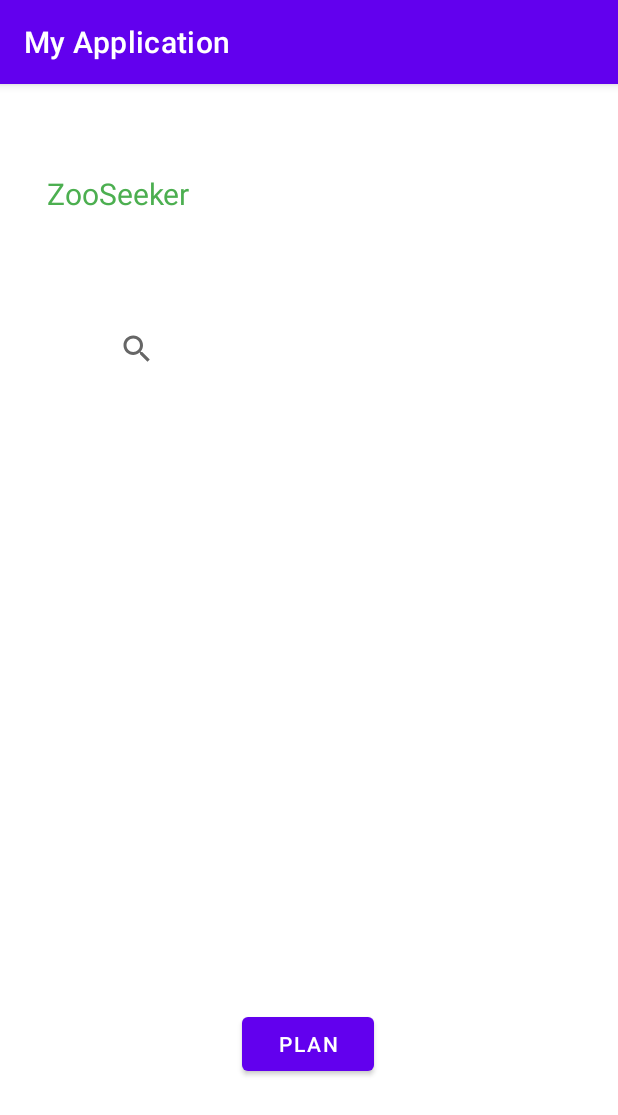
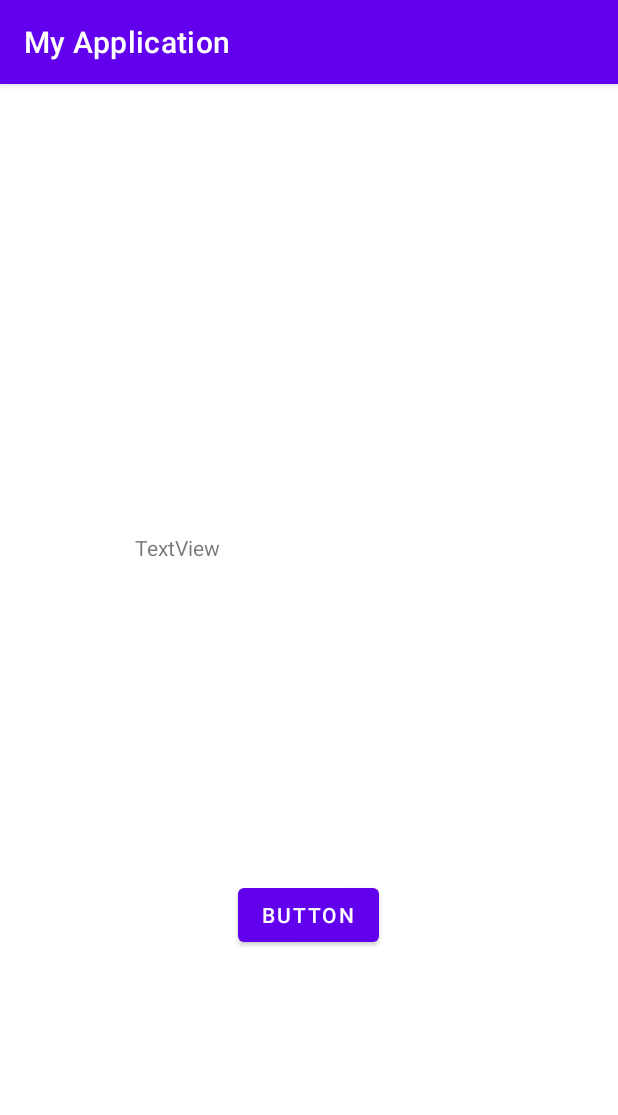
Before and after one commit to zic017/ZooSeeker-CSE-110-Team-47, an Android app: the screen it shows after launch (SearchListActivity before the commit, DirectionsActivity after it), on a phone screen of 412 x 824 dp. Shown: the top 1115 px of the screen. Run offline under Robolectric (Android 15) with nearby library versions, the phone set to English and light mode, and no system bars; libraries missing offline, so code that uses them is left out: org.jgrapht, org.jgrapht.alg; 1 statement that could not run was skipped.

Commit message:
V1 of directions

```diff
--- a/app/build.gradle
+++ b/app/build.gradle
@@ -49,6 +49,10 @@ dependencies {
     implementation "androidx.room:room-runtime:$room_version"
     annotationProcessor "androidx.room:room-compiler:$room_version"
 
+    def jgrapht_version = "1.5.0"
+    implementation "com.google.code.gson:gson:$gson_version"
+    implementation "org.jgrapht:jgrapht-core:$jgrapht_version"
+    implementation "org.jgrapht:jgrapht-io:$jgrapht_version"
     implementation 'androidx.appcompat:appcompat:1.4.1'
     implementation 'com.google.android.material:material:1.5.0'
     implementation 'androidx.constraintlayout:constraintlayout:2.1.3'
--- a/app/src/main/AndroidManifest.xml
+++ b/app/src/main/AndroidManifest.xml
@@ -9,6 +9,9 @@
         android:roundIcon="@mipmap/ic_launcher_round"
         android:supportsRtl="true"
         android:theme="@style/Theme.MyApplication">
+        <activity
+            android:name=".DirectionsActivity"
+            android:exported="false" />
         <activity
             android:name=".SearchListActivity"
             android:exported="false" />
--- /dev/null
+++ b/app/src/main/java/com/example/myapplication/DirectionsActivity.java
@@ -0,0 +1,36 @@
+package com.example.myapplication;
+
+import android.content.Context;
+import android.os.Bundle;
+import android.view.View;
+import android.widget.Button;
+import android.widget.TextView;
+
+import androidx.appcompat.app.AppCompatActivity;
+
+import java.util.ArrayList;
+
+public class DirectionsActivity extends AppCompatActivity {
+    @Override
+    protected void onCreate(Bundle savedInstanceState) {
+        super.onCreate(savedInstanceState);
+        setContentView(R.layout.activity_directions);
+
+        ArrayList<String> testArray = new ArrayList<>();
+        testArray.add("gorillas");
+        testArray.add("gators");
+        testArray.add("elephant_odyssey");
+        Context context = getApplicationContext();
+
+        DirectionsAlgorithm d = new DirectionsAlgorithm(testArray,context);
+
+        Button nextButton = findViewById(R.id.next_button);
+        nextButton.setOnClickListener(new View.OnClickListener() {
+            public void onClick(View v) {
+                TextView textView = (TextView) findViewById(R.id.directions);
+                textView.setText(d.current);
+                d.getNext();
+            }
+        });
+    }
+}
--- a/app/src/main/java/com/example/myapplication/MainActivity.java
+++ b/app/src/main/java/com/example/myapplication/MainActivity.java
@@ -1,14 +1,9 @@
 package com.example.myapplication;
-
-import androidx.appcompat.app.AppCompatActivity;
 
 import android.content.Intent;
 import android.os.Bundle;
-import android.widget.ArrayAdapter;
-import android.widget.AutoCompleteTextView;
-import android.widget.Spinner;
 
-import java.util.ArrayList;
+import androidx.appcompat.app.AppCompatActivity;
 
 public class MainActivity extends AppCompatActivity {
 
@@ -17,7 +12,7 @@ public class MainActivity extends AppCompatActivity {
         super.onCreate(savedInstanceState);
         setContentView(R.layout.activity_main);
 
-        Intent intent = new Intent(this,SearchListActivity.class);
+        Intent intent = new Intent(this,DirectionsActivity.class);
         startActivity(intent);
     }
 }
--- /dev/null
+++ b/app/src/main/res/layout/activity_directions.xml
@@ -0,0 +1,31 @@
+<?xml version="1.0" encoding="utf-8"?>
+<androidx.constraintlayout.widget.ConstraintLayout xmlns:android="http://schemas.android.com/apk/res/android"
+    xmlns:app="http://schemas.android.com/apk/res-auto"
+    xmlns:tools="http://schemas.android.com/tools"
+    android:layout_width="match_parent"
+    android:layout_height="match_parent"
+    tools:context=".DirectionsActivity">
+
+    <TextView
+        android:id="@+id/directions"
+        android:layout_width="232dp"
+        android:layout_height="170dp"
+        android:text="TextView"
+        app:layout_constraintBottom_toBottomOf="parent"
+        app:layout_constraintEnd_toEndOf="parent"
+        app:layout_constraintStart_toStartOf="parent"
+        app:layout_constraintTop_toTopOf="parent" />
+
+    <Button
+        android:id="@+id/next_button"
+        android:layout_width="wrap_content"
+        android:layout_height="wrap_content"
+        android:layout_marginTop="40dp"
+        android:text="Button"
+        app:layout_constraintBottom_toBottomOf="parent"
+        app:layout_constraintEnd_toEndOf="parent"
+        app:layout_constraintHorizontal_bias="0.498"
+        app:layout_constraintStart_toStartOf="parent"
+        app:layout_constraintTop_toBottomOf="@+id/directions"
+        app:layout_constraintVertical_bias="0.098" />
+</androidx.constraintlayout.widget.ConstraintLayout>
```
Also changed, not shown: app/src/main/java/com/example/myapplication/DirectionsAlgorithm.java (added, +108 -0 lines), app/src/main/java/com/example/myapplication/IdentifiedWeightedEdge.java (added, +31 -0 lines), app/src/main/java/com/example/myapplication/ZooData.java (added, +123 -0 lines).
